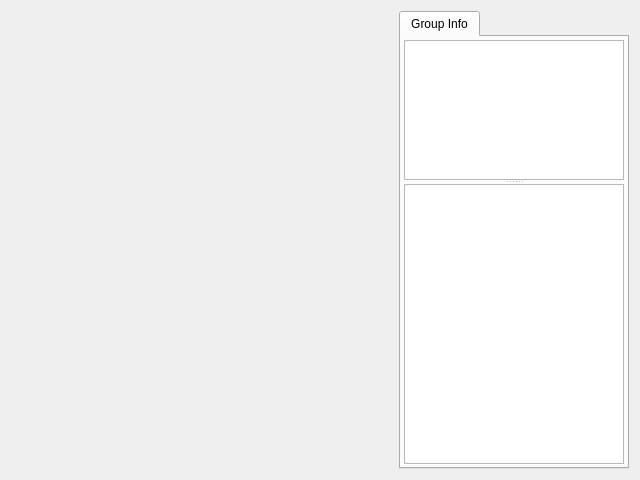
Old version of the form src/imclient/chatwindow/groupchatwindow.ui in the repository ihehui/messenger.
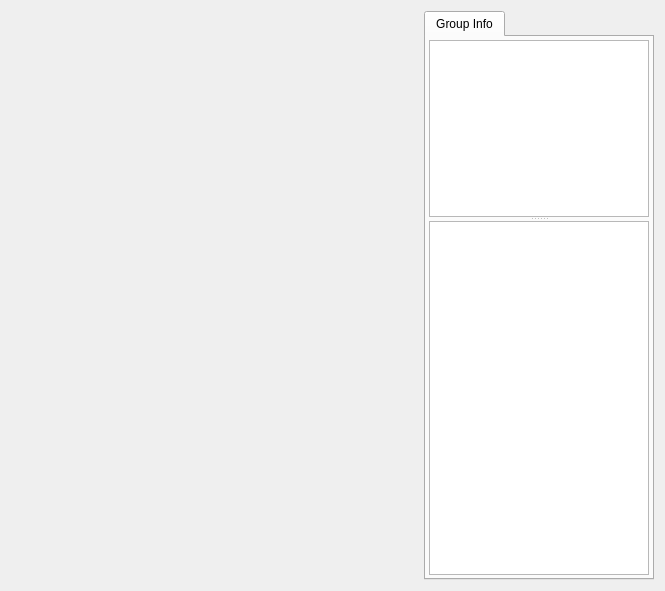
New version of the form. Custom widgets are drawn as their Qt base class.

What changed in the file:
```diff
--- a/src/imclient/chatwindow/groupchatwindow.ui
+++ b/src/imclient/chatwindow/groupchatwindow.ui
@@ -6,8 +6,8 @@
    <rect>
     <x>0</x>
     <y>0</y>
-    <width>640</width>
-    <height>480</height>
+    <width>665</width>
+    <height>591</height>
    </rect>
   </property>
   <property name="sizePolicy">
```
